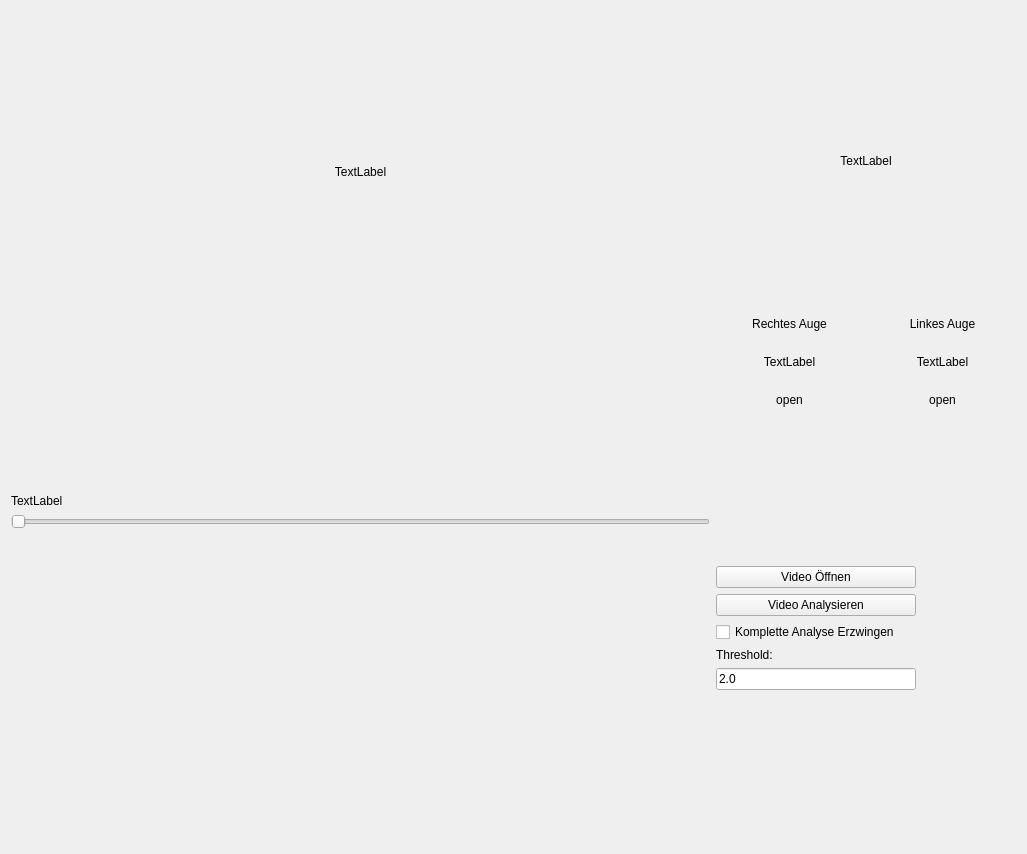
Old version of the form ui/view_eye_blinking.ui in the repository cvjena/JeFaPaTo.
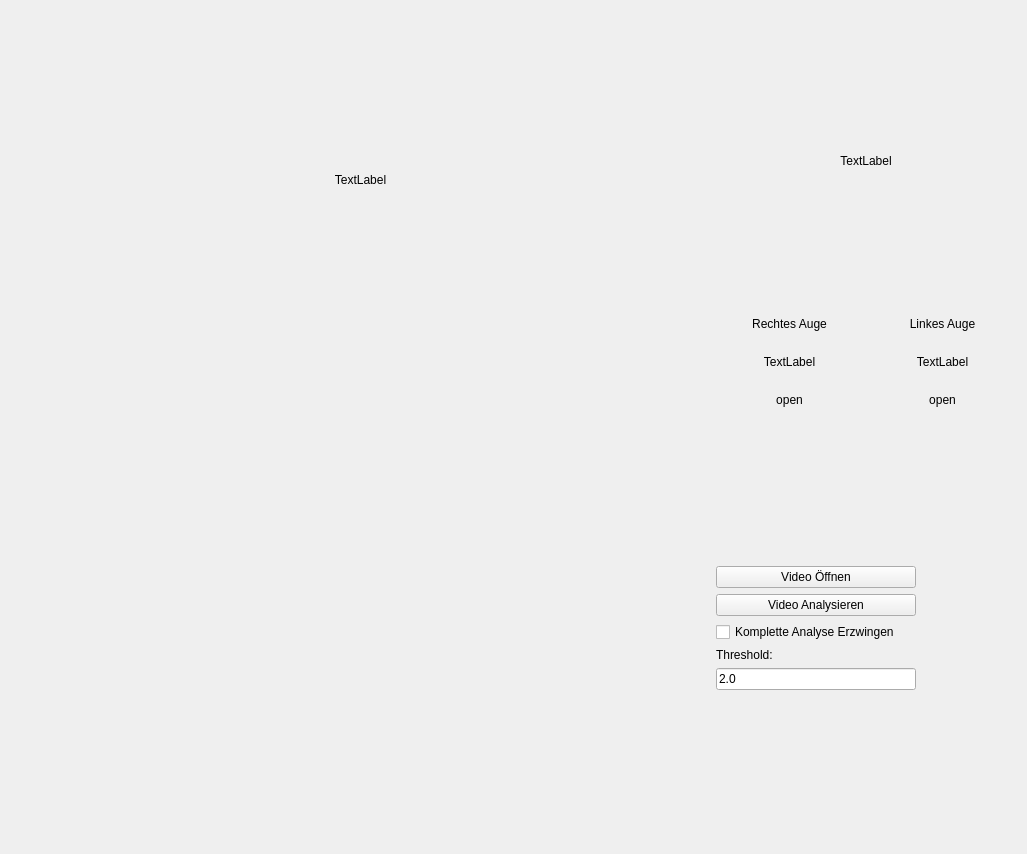
New version of the form.

Commit message: Make the v_line dragable and  remove frame slider

The edit to the form file:
```diff
--- a/ui/view_eye_blinking.ui
+++ b/ui/view_eye_blinking.ui
@@ -73,20 +73,6 @@
          </property>
         </spacer>
        </item>
-       <item>
-        <widget class="QLabel" name="label_framenumber">
-         <property name="text">
-          <string>TextLabel</string>
-         </property>
-        </widget>
-       </item>
-       <item>
-        <widget class="QSlider" name="slider_framenumber">
-         <property name="orientation">
-          <enum>Qt::Horizontal</enum>
-         </property>
-        </widget>
-       </item>
        <item>
         <spacer name="verticalSpacer_4">
          <property name="orientation">
```
The commit also changes 1 other file.
